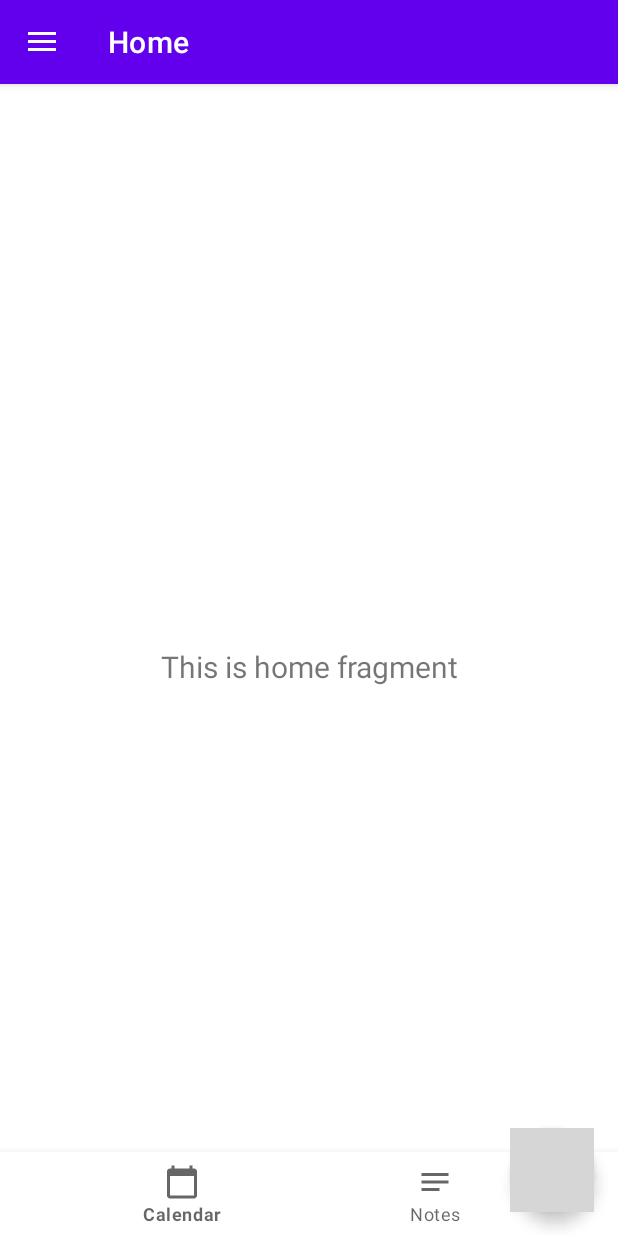
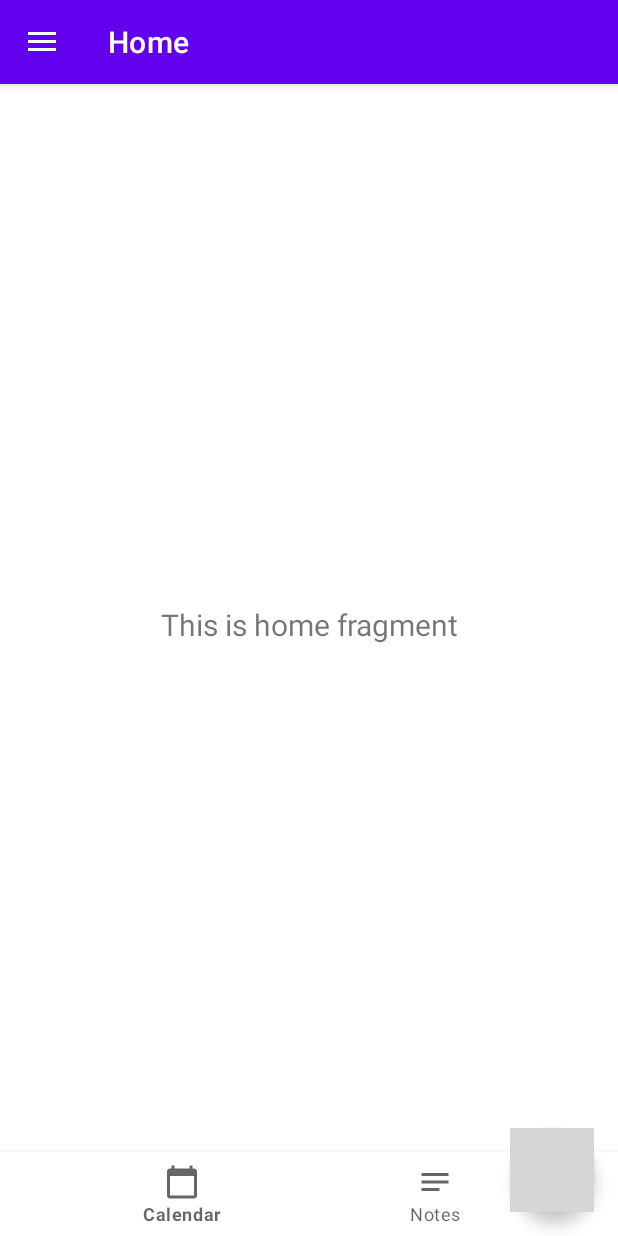
Before and after one commit to KiDs-Tracker/KiDsTracker, an Android app: the HomeActivity screen opened directly, with no data from a screen before it, on a phone screen of 412 x 824 dp. Run offline under Robolectric (Android 15) with nearby library versions, the light colour scheme and no system bars; our stand-ins replace navigation-ui; grey boxes are pictures that could not be loaded.

Commit message:
fix: Changed the size of the fragment container

```diff
--- a/app/src/main/res/layout/content_main.xml
+++ b/app/src/main/res/layout/content_main.xml
@@ -16,6 +16,7 @@
         app:layout_constraintLeft_toLeftOf="parent"
         app:layout_constraintRight_toRightOf="parent"
         app:layout_constraintTop_toTopOf="parent"
+        android:layout_marginBottom="56dp"
         app:navGraph="@navigation/mobile_navigation" />
 
     <com.google.android.material.bottomnavigation.BottomNavigationView
```
